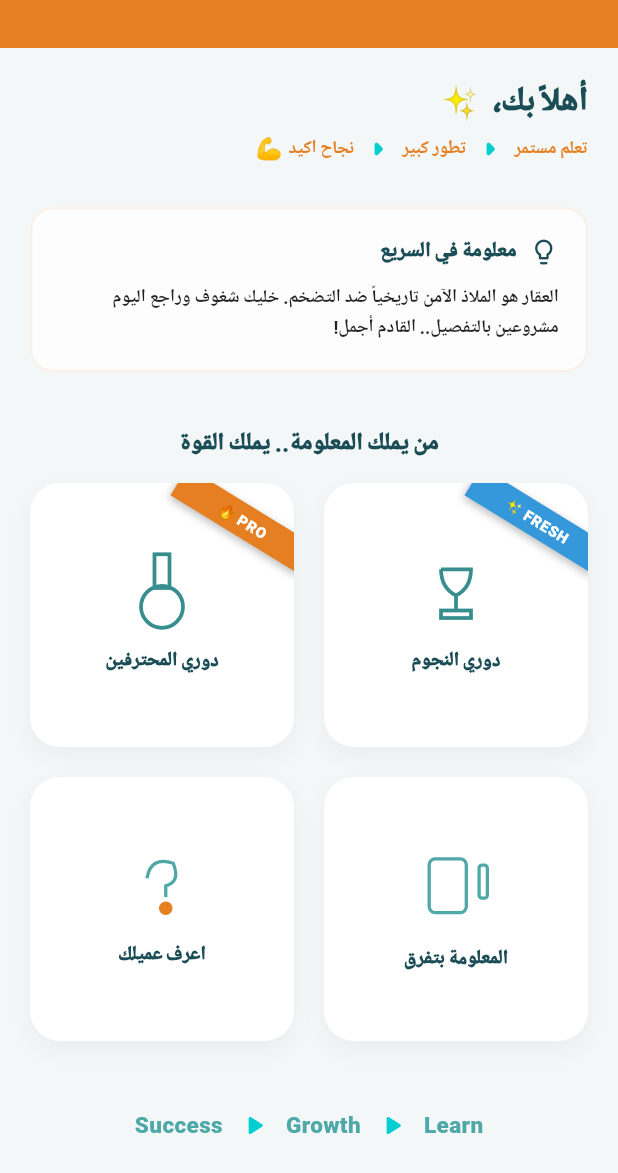
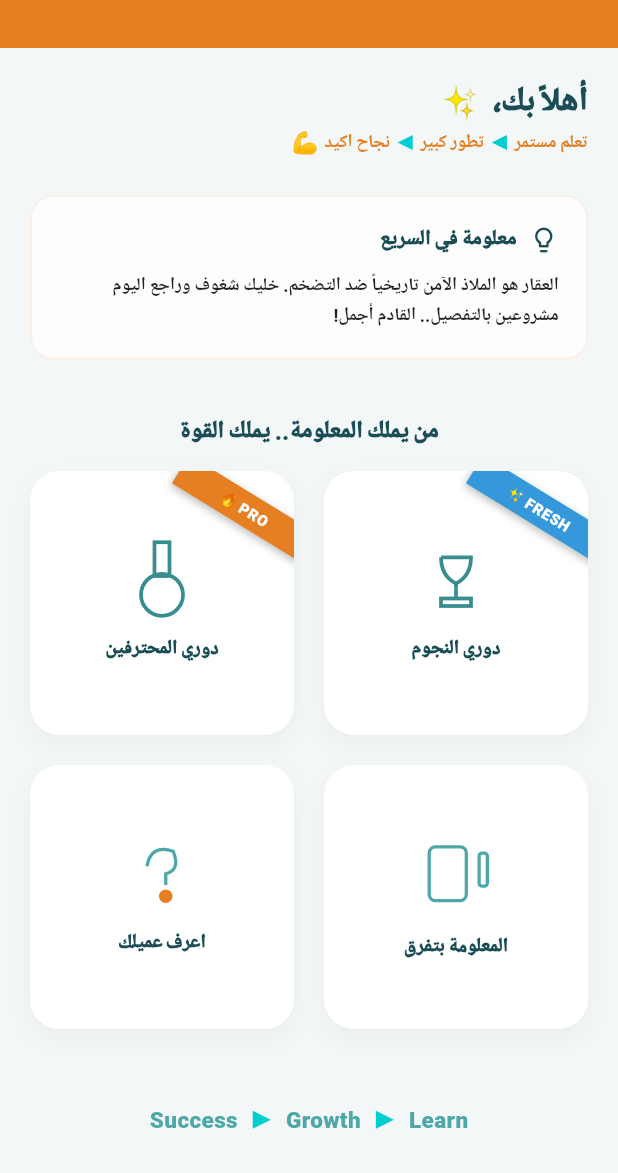
Before and after one commit to georgere258-lang/lpro2_quiz, a Flutter app: the HomeScreen screen opened directly, on a phone screen of 412 x 824 dp. Shown: the top 1173 px of the screen. Run offline on Flutter 3.47's test engine with Material 3 defaults, Android fonts, the phone set to English and light mode, and no system bars; our stand-ins replace cached_network_image, cloud_firestore, firebase_auth, firebase_core, firebase_storage, flutter_svg and 3 more; accounts and stored records are empty; Roboto replaces fonts that are missing (Cairo).

Commit message:
UI Perfection: Hand-drawn cyan arrows, advanced corner badge clipping, and edge-to-edge ticker

```diff
--- a/lib/presentation/screens/home_screen.dart
+++ b/lib/presentation/screens/home_screen.dart
@@ -31,7 +31,6 @@ class _HomeScreenState extends State<HomeScreen>
     _newsController =
         AnimationController(duration: const Duration(seconds: 35), vsync: this)
           ..repeat();
-
     _newsAnimation = Tween<Offset>(
       begin: const Offset(1.8, 0),
       end: const Offset(-2.8, 0),
@@ -72,8 +71,7 @@ class _HomeScreenState extends State<HomeScreen>
                                 color: deepTeal))),
                     const SizedBox(height: 15),
                     _buildLProGrid(),
-                    const SizedBox(
-                        height: 45), // زيادة المسافة قبل الجملة السفلية
+                    const SizedBox(height: 50),
                     _buildModernEncouragement(),
                     const SizedBox(height: 40),
                   ],
@@ -93,7 +91,6 @@ class _HomeScreenState extends State<HomeScreen>
         String arMotto = "⚡ تعلم مستمر.. تطور كبير.. نجاح اكيد 💪";
         String enMotto = "⚡ LEARN.. GROWTH.. SUCCESS 🚀";
         List<String> combinedList = [];
-
         if (snapshot.hasData && snapshot.data!.docs.isNotEmpty) {
           var newsItems =
               snapshot.data!.docs.map((doc) => "⚡ ${doc['content']}").toList();
@@ -109,7 +106,6 @@ class _HomeScreenState extends State<HomeScreen>
         } else {
           combinedList = [arMotto, enMotto];
         }
-
         return Container(
           height: 32,
           width: double.infinity,
@@ -118,14 +114,12 @@ class _HomeScreenState extends State<HomeScreen>
           child: ClipRect(
             child: SlideTransition(
               position: _newsAnimation,
-              child: Text(
-                combinedList.join("      "),
+              child: Text(combinedList.join("      "),
                   style: GoogleFonts.cairo(
                       color: Colors.white,
                       fontSize: 11.5,
                       fontWeight: FontWeight.bold),
-                softWrap: false,
-              ),
+                  softWrap: false),
             ),
           ),
         );
@@ -154,9 +148,9 @@ class _HomeScreenState extends State<HomeScreen>
             Row(
               children: [
                 _miniMotto("تعلم مستمر"),
-                _cyanArrowToLeft(), // السهم الفيروزي لليسار
+                _customHandDrawnArrow(), // سهم مرسوم يدوياً لليسار
                 _miniMotto("تطور كبير"),
-                _cyanArrowToLeft(), // السهم الفيروزي لليسار
+                _customHandDrawnArrow(), // سهم مرسوم يدوياً لليسار
                 _miniMotto("نجاح اكيد"),
                 const Text(" 💪", style: TextStyle(fontSize: 14)),
               ],
@@ -171,10 +165,16 @@ class _HomeScreenState extends State<HomeScreen>
       style: GoogleFonts.cairo(
           fontSize: 12, color: safetyOrange, fontWeight: FontWeight.w800));
 
-  // --- السهم المعدل: يشير للشمال (اليسار) وبحجم واضح ---
-  Widget _cyanArrowToLeft() => Padding(
-      padding: const EdgeInsets.symmetric(horizontal: 2),
-      child: Icon(Icons.arrow_left_rounded, color: turquoiseCyan, size: 28));
+  // --- السهم الفيروزي المصمت المرسوم برمجياً لضمان الشكل المطلق ---
+  Widget _customHandDrawnArrow() {
+    return Padding(
+      padding: const EdgeInsets.symmetric(horizontal: 5),
+      child: CustomPaint(
+        size: const Size(10, 10),
+        painter: SolidTrianglePainter(turquoiseCyan),
+      ),
+    );
+  }
 
   Widget _buildLProGrid() {
     return GridView.count(
@@ -230,7 +230,6 @@ class _HomeScreenState extends State<HomeScreen>
     );
   }
 
-  // --- البادج المعدل: مائل بوضوح، خط أكبر، ورأس الزاوية ظاهر فوقه ---
   Widget _buildPremiumCard(String title, String badge, Color badgeColor,
       Widget icon, String category, bool showBadge,
       {required bool isQuiz, bool isMasterPlan = false}) {
@@ -255,37 +254,29 @@ class _HomeScreenState extends State<HomeScreen>
                         color: deepTeal,
                         fontSize: 13,
                         fontWeight: FontWeight.w900))
-              ],
-            ),
-          ),
+              ])),
           if (showBadge)
             Positioned(
-              top: 14, // تحريك الموضع ليناسب الميلان
-              right: -16,
+              top: 14,
+              right: -17,
               child: Transform.rotate(
-                angle: 0.55, // ضبط زاوية الميلان لتكون احترافية
+                angle: 0.55,
                 child: Container(
-                  width: 100, // عرض مناسب للبادج
+                  width: 100,
                   padding: const EdgeInsets.symmetric(vertical: 4),
-                  decoration: BoxDecoration(
-                    color: badgeColor,
-                    boxShadow: [
+                  decoration: BoxDecoration(color: badgeColor, boxShadow: [
                     BoxShadow(
                         color: Colors.black26,
                         blurRadius: 4,
                         offset: const Offset(0, 2))
-                    ],
-                  ),
+                  ]),
                   child: Center(
-                    child: Text(
-                      badge,
+                      child: Text(badge,
                           style: GoogleFonts.cairo(
                               color: Colors.white,
                               fontSize: 10,
                               fontWeight: FontWeight.w900,
-                          letterSpacing: 0.5),
-                    ),
-                  ),
+                              letterSpacing: 0.5))),
                 ),
               ),
             ),
@@ -294,23 +285,26 @@ class _HomeScreenState extends State<HomeScreen>
     );
   }
 
-  // --- الجملة الإنجليزية: مرفوعة قليلاً ومكبرة للوضوح ---
   Widget _buildModernEncouragement() =>
       Row(mainAxisAlignment: MainAxisAlignment.center, children: [
         _engWord("Learn"),
-        _cyanPlayArrow(),
+        _customHandDrawnArrowEn(),
         _engWord("Growth"),
-        _cyanPlayArrow(),
+        _customHandDrawnArrowEn(),
         _engWord("Success")
       ]);
-
   Widget _engWord(String text) => Text(text,
       style: GoogleFonts.cairo(
           color: lightTeal, fontSize: 15, fontWeight: FontWeight.w900));
 
-  Widget _cyanPlayArrow() => Padding(
+  Widget _customHandDrawnArrowEn() {
+    return Padding(
       padding: const EdgeInsets.symmetric(horizontal: 10),
-      child: Icon(Icons.play_arrow_rounded, color: turquoiseCyan, size: 22));
+      child: CustomPaint(
+          size: const Size(12, 12),
+          painter: SolidTrianglePainter(turquoiseCyan, isLeft: false)),
+    );
+  }
 
   Widget _buildGlassQuickFact() {
     return ClipRRect(
@@ -363,6 +357,34 @@ class _HomeScreenState extends State<HomeScreen>
   }
 }
 
+// --- كلاس رسم السهم (المثلث) بدقة ---
+class SolidTrianglePainter extends CustomPainter {
+  final Color color;
+  final bool isLeft;
+  SolidTrianglePainter(this.color, {this.isLeft = true});
+  @override
+  void paint(Canvas canvas, Size size) {
+    final paint = Paint()
+      ..color = color
+      ..style = PaintingStyle.fill;
+    final path = Path();
+    if (isLeft) {
+      path.moveTo(size.width, 0);
+      path.lineTo(0, size.height / 2);
+      path.lineTo(size.width, size.height);
+    } else {
+      path.moveTo(0, 0);
+      path.lineTo(size.width, size.height / 2);
+      path.lineTo(0, size.height);
+    }
+    path.close();
+    canvas.drawPath(path, paint);
+  }
+
+  @override
+  bool shouldRepaint(covariant CustomPainter oldDelegate) => false;
+}
+
 class _AnimatedPremiumCard extends StatefulWidget {
   final Widget child;
   final VoidCallback onTap;
@@ -384,7 +406,6 @@ class _AnimatedPremiumCardState extends State<_AnimatedPremiumCard> {
           scale: _scale,
           duration: const Duration(milliseconds: 100),
           child: Container(
-              // Clip.antiAlias هو السر لجعل رأس الزاوية يقطع البادج المائل بشكل أنيق
               clipBehavior: Clip.antiAlias,
               decoration: BoxDecoration(
                   color: Colors.white,
@@ -400,7 +421,7 @@ class _AnimatedPremiumCardState extends State<_AnimatedPremiumCard> {
   }
 }
 
-// Painters - تبقى كما هي بدون تغيير لسلامة الأيقونات
+// الرسامين Painters - تبقى بدون تغيير
 class PremiumTrophyPainter extends CustomPainter {
   final Color orange;
   PremiumTrophyPainter(this.orange);
```
Lines whose indentation alone changed are shown as unchanged.
